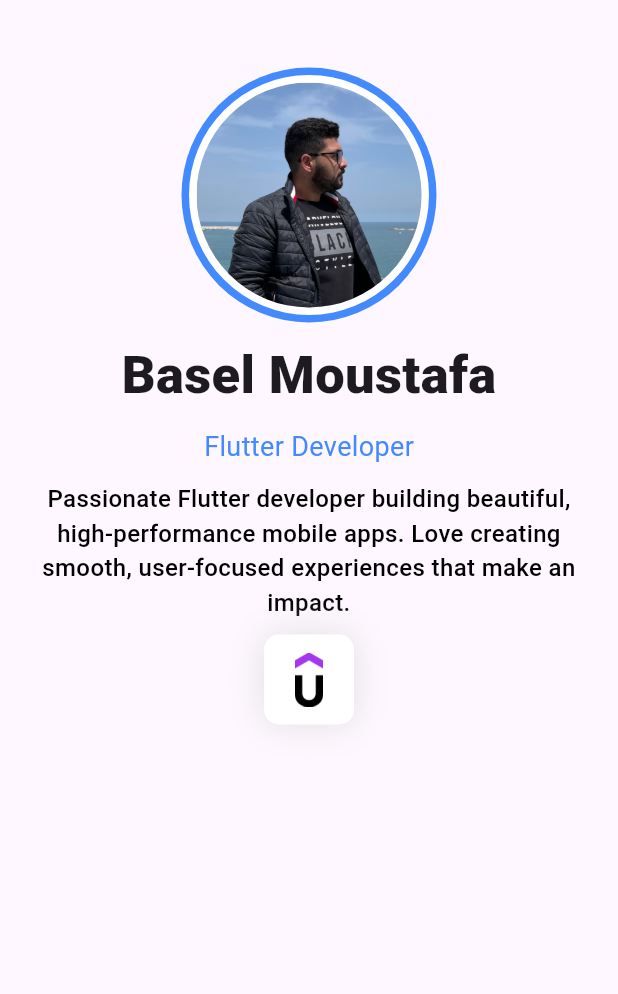
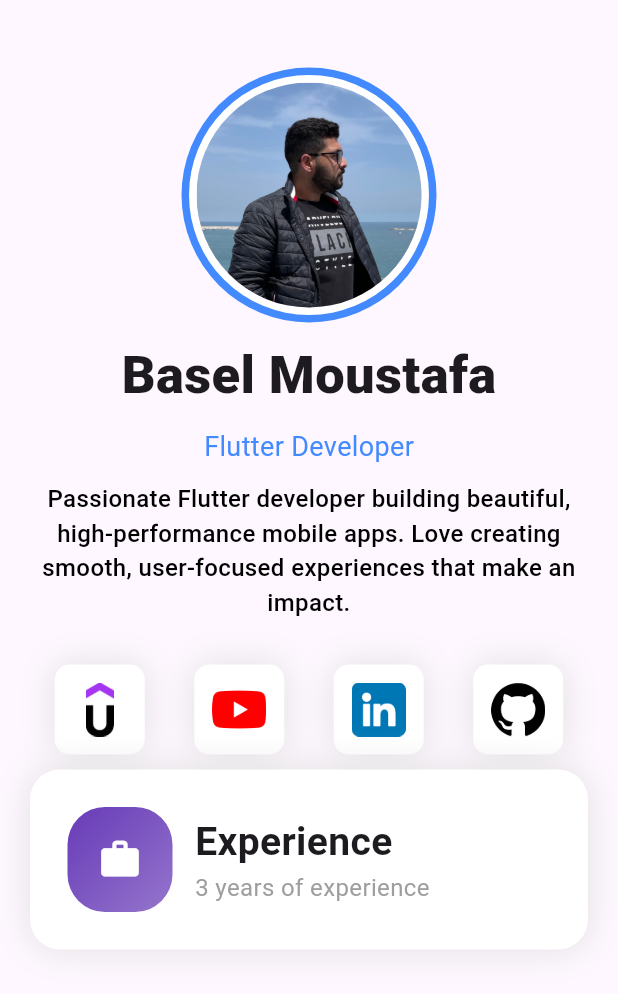
Before and after one commit to BaselMoustafa/profile_app, a Flutter app: the screen it shows after launch, on a phone screen of 412 x 824 dp. Shown: the top 994 px of the screen. Run offline on Flutter 3.47's test engine with Material 3 defaults, Android fonts, the phone set to English and light mode, and no system bars.

Commit message:
finsh info card

```diff
--- a/lib/profile_screen.dart
+++ b/lib/profile_screen.dart
@@ -1,6 +1,7 @@
-import 'package:first_flutter_project/helpers/assets_helper.dart';
 import 'package:first_flutter_project/styles/app_colors.dart';
+import 'package:first_flutter_project/widgets/info_card_widget.dart';
 import 'package:first_flutter_project/widgets/profile_image_widget.dart';
+import 'package:first_flutter_project/widgets/social_media_contacts_widget.dart';
 import 'package:flutter/material.dart';
 
 class ProfileScreen extends StatelessWidget {
@@ -51,25 +52,20 @@ class ProfileScreen extends StatelessWidget {
                   ),
                 ),
 
-                GestureDetector(
-                  onTap: onTap,
-                  child: Container(
-                    height: 60,
-                    width: 60,
-                    padding: EdgeInsets.all(12),
-                    decoration: BoxDecoration(
-                      color: Colors.white,
-                      borderRadius: BorderRadius.circular(10),
-                      boxShadow: [
-                        BoxShadow(
-                          color: AppColors.lightGrey,
-                          blurRadius: 20
-                        )
-                      ]
-                    ),
-                    child: Image.asset(AssetsHelper.udemy),
-                  ),
-                )
+                SizedBox(height: 10,),
+
+                SocialMediaContactsWidget(),
+
+
+                InfoCardWidget(
+                  color: Colors.deepPurple,
+                  iconData: Icons.work,
+                  title: "Experience",
+                  subtitle: "3 years of experience",
+                ),
+
+
+
               ],
             ),
           ),
@@ -78,7 +74,4 @@ class ProfileScreen extends StatelessWidget {
     );
   }
 
-  void onTap(){
-    print("Widget Tapped");
-  }
 }
--- /dev/null
+++ b/lib/widgets/info_card_widget.dart
@@ -0,0 +1,81 @@
+import 'package:first_flutter_project/styles/app_colors.dart';
+import 'package:flutter/material.dart';
+
+class InfoCardWidget extends StatelessWidget {
+  const InfoCardWidget({
+    super.key,
+    required this.color,
+    required this.iconData,
+    required this.title,
+    required this.subtitle,
+  });
+
+  final Color color;
+  final IconData iconData;
+  final String title;
+  final String subtitle;
+
+  @override
+  Widget build(BuildContext context) {
+    return Container(
+      padding: EdgeInsets.all(25),
+      decoration: BoxDecoration(
+        color: Colors.white,
+        borderRadius: BorderRadius.circular(20),
+        boxShadow: [
+          BoxShadow(
+            color: AppColors.lightGrey,
+            blurRadius: 20
+          )
+        ]
+      ),
+      child: Row(
+        children: [
+          Container(
+            padding: EdgeInsets.all(20),
+            decoration: BoxDecoration(
+              borderRadius: BorderRadius.circular(25),
+              gradient: LinearGradient(
+                begin: AlignmentDirectional.topStart,
+                end: AlignmentDirectional.bottomEnd,
+                colors: [
+                  color,
+                  color.withAlpha((0.7*255).toInt())
+                ]
+              )
+            ),
+            child: Icon(
+              iconData,
+              size: 30,
+              color: Colors.white,
+            ),
+          ),
+
+          SizedBox(width: 15,),
+
+          Column(
+            crossAxisAlignment: CrossAxisAlignment.start,
+            children: [
+              Text(
+                title,
+                style: TextStyle(
+                  fontSize: 26,
+                  fontWeight: FontWeight.bold
+                ),
+              ),
+
+              Text(
+                subtitle,
+                style: TextStyle(
+                  fontSize: 16,
+                  color: Colors.grey
+                ),
+              ),
+            ],
+          )
+
+        ],
+      ),
+    );
+  }
+}
--- /dev/null
+++ b/lib/widgets/social_media_button.dart
@@ -0,0 +1,42 @@
+import 'package:first_flutter_project/styles/app_colors.dart';
+import 'package:flutter/material.dart';
+import 'package:url_launcher/url_launcher.dart';
+
+class SocialMediaButton extends StatelessWidget {
+  const SocialMediaButton({
+    super.key,
+    required this.imagePath,
+    required this.url,
+
+  });
+
+  final String imagePath;
+  final String url;
+
+  @override
+  Widget build(BuildContext context) {
+    return GestureDetector(
+      onTap: (){
+        launchUrl(
+          Uri.parse(url)
+        );
+      },
+      child: Container(
+        height: 60,
+        width: 60,
+        padding: EdgeInsets.all(12),
+        decoration: BoxDecoration(
+          color: Colors.white,
+          borderRadius: BorderRadius.circular(10),
+          boxShadow: [
+            BoxShadow(
+              color: AppColors.lightGrey,
+              blurRadius: 20
+            )
+          ]
+        ),
+        child: Image.asset(imagePath),
+      ),
+    );
+  }
+}
--- /dev/null
+++ b/lib/widgets/social_media_contacts_widget.dart
@@ -0,0 +1,36 @@
+import 'package:first_flutter_project/helpers/assets_helper.dart';
+import 'package:first_flutter_project/widgets/social_media_button.dart';
+import 'package:flutter/material.dart';
+
+class SocialMediaContactsWidget extends StatelessWidget {
+  const SocialMediaContactsWidget({super.key});
+
+  @override
+  Widget build(BuildContext context) {
+    return Row(
+      mainAxisAlignment: MainAxisAlignment.spaceAround,
+      children: [
+        SocialMediaButton(
+          imagePath: AssetsHelper.udemy,
+          url: "https://www.udemy.com/user/basel-moustafa-sielem/",
+        ),
+
+        SocialMediaButton(
+          imagePath: AssetsHelper.youtube,
+          url: "https://www.youtube.com/@baselmoustafasielemsoliman6511",
+        ),
+
+        SocialMediaButton(
+          imagePath: AssetsHelper.linkedIn,
+          url: "https://www.linkedin.com/in/basel-moustafa-943050248/",
+        ),
+
+        SocialMediaButton(
+          imagePath: AssetsHelper.github,
+          url: "https://github.com/BaselMoustafa",
+        ),
+      ],
+
+    );
+  }
+}
```
Also changed, not shown: 3 other files.
